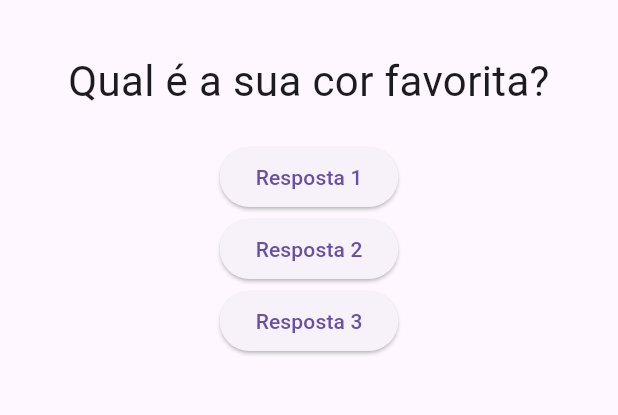
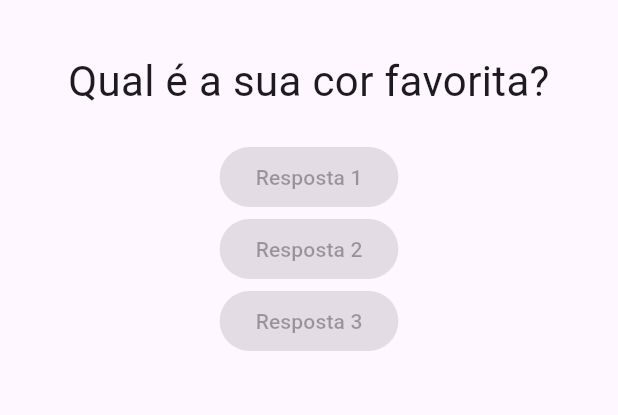
Before and after one commit to jSantini/curso_flutter, a Flutter app: the screen it shows after launch, on a phone screen of 412 x 824 dp, the part 63-478 px from its top. Run offline on Flutter 3.47's test engine with Material 3 defaults, Android fonts, the phone set to English and light mode, and no system bars.

Commit message:
create Response Widget

```diff
--- a/modulo_2/project_perguntas/lib/main.dart
+++ b/modulo_2/project_perguntas/lib/main.dart
@@ -1,5 +1,6 @@
 import 'package:flutter/material.dart';
 import './question.dart';
+import './response.dart';
 
 void main() {
   runApp(PerguntaApp());
@@ -29,18 +30,18 @@ class _PerguntaAppState extends State<PerguntaApp> {
         body: Column(
           children: [
             Question(perguntas[_perguntaSelecionada]),
-            ElevatedButton(
-              onPressed: _responder,
-              child: const Text('Resposta 1'),
-            ),
-            ElevatedButton(
-              onPressed: _responder,
-              child: const Text('Resposta 2'),
-            ),
-            ElevatedButton(
-              onPressed: _responder,
-              child: const Text('Resposta 3'),
-            ),
+            Response('Resposta 1'),
+            Response('Resposta 2'),
+            Response('Resposta 3'),
+
+            // ElevatedButton(
+            //   onPressed: _responder,
+            //   child: const Text('Resposta 2'),
+            // ),
+            // ElevatedButton(
+            //   onPressed: _responder,
+            //   child: const Text('Resposta 3'),
+            // ),
 
             // ElevatedButton(
             //   onPressed: responder, // PASSANDO UMA FUNÇAO NOMEADA DA CLASSE
--- /dev/null
+++ b/modulo_2/project_perguntas/lib/response.dart
@@ -0,0 +1,12 @@
+import 'package:flutter/material.dart';
+
+class Response extends StatelessWidget {
+  final String text;
+
+  Response(this.text);
+
+  @override
+  Widget build(BuildContext context) {
+    return ElevatedButton(onPressed: null, child: Text(text));
+  }
+}
```
